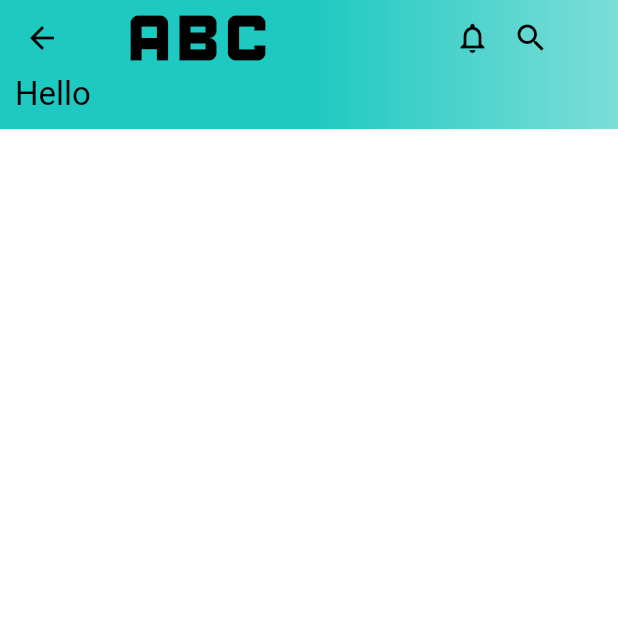
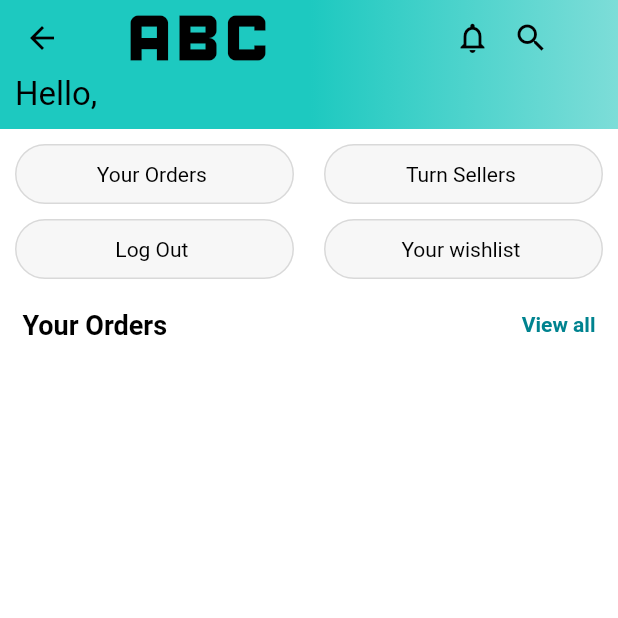
Before and after one commit to aditechdev/shopping_app, a Flutter app: the AccountScreen screen opened directly, on a phone screen of 412 x 824 dp, the top half of it. Run offline on Flutter 3.47's test engine with Material 2 defaults, Android fonts, the light colour scheme and no system bars; our stand-ins replace badges, shared_preferences; accounts and stored records are empty.

Commit message:
:sparkles: Your Orders UI done

```diff
--- a/lib/features/account/screen/account_screen.dart
+++ b/lib/features/account/screen/account_screen.dart
@@ -1,6 +1,8 @@
 import 'package:flutter/material.dart';
 import 'package:shopping_app/constants/global_variable.dart';
 import 'package:shopping_app/features/account/widget/below_app_bar.dart';
+import 'package:shopping_app/features/account/widget/orders.dart';
+import 'package:shopping_app/features/account/widget/top_buttons.dart';
 
 class AccountScreen extends StatelessWidget {
   const AccountScreen({Key? key}) : super(key: key);
@@ -52,12 +54,16 @@ class AccountScreen extends StatelessWidget {
         ),
       ),
       body: Column(
-        children: const [
+        children: [
           AppBarBelow(),
           SizedBox(
             height: 10,
           ),
-
+          TopButtons(),
+          SizedBox(
+            height: 20,
+          ),
+          Orders(),
         ],
       ),
     );
--- /dev/null
+++ b/lib/features/account/widget/account_button.dart
@@ -0,0 +1,42 @@
+import 'package:flutter/material.dart';
+
+class AccountButtons extends StatelessWidget {
+  final String btnText;
+  final VoidCallback onTap;
+  const AccountButtons({Key? key, required this.btnText, required this.onTap})
+      : super(key: key);
+
+  @override
+  Widget build(BuildContext context) {
+    return Expanded(
+      child: Container(
+        margin: const EdgeInsets.only(
+          left: 10,
+          right: 10,
+        ),
+        height: 40,
+        decoration: BoxDecoration(
+          border: Border.all(color: Colors.white, width: 0.0),
+          borderRadius: BorderRadius.circular(50),
+          color: Colors.white,
+        ),
+        child: OutlinedButton(
+          style: ElevatedButton.styleFrom(
+            primary: Colors.black.withOpacity(0.03),
+            shape: RoundedRectangleBorder(
+              borderRadius: BorderRadius.circular(50),
+            ),
+          ),
+          onPressed: onTap,
+          child: Text(
+            btnText,
+            style: const TextStyle(
+              color: Colors.black,
+              fontWeight: FontWeight.normal,
+            ),
+          ),
+        ),
+      ),
+    );
+  }
+}
--- a/lib/features/account/widget/below_app_bar.dart
+++ b/lib/features/account/widget/below_app_bar.dart
@@ -18,7 +18,7 @@ class AppBarBelow extends StatelessWidget {
         children: [
           RichText(
             text: TextSpan(
-              text: "Hello ",
+              text: "Hello, ",
               style: const TextStyle(
                 fontSize: 22,
                 color: Colors.black,
@@ -29,6 +29,7 @@ class AppBarBelow extends StatelessWidget {
                   style: const TextStyle(
                     fontSize: 22,
                     color: Colors.black,
+                    fontWeight: FontWeight.w600,
                   ),
                 ),
               ],
--- /dev/null
+++ b/lib/features/account/widget/orders.dart
@@ -0,0 +1,46 @@
+import 'package:flutter/material.dart';
+import 'package:shopping_app/constants/global_variable.dart';
+
+class Orders extends StatefulWidget {
+  Orders({Key? key}) : super(key: key);
+
+  @override
+  State<Orders> createState() => _OrdersState();
+}
+
+class _OrdersState extends State<Orders> {
+  @override
+  Widget build(BuildContext context) {
+    return Padding(
+      padding: const EdgeInsets.only(
+        left: 15,
+        right: 15,
+      ),
+      child: Column(
+        children: [
+          Row(
+            mainAxisAlignment: MainAxisAlignment.spaceBetween,
+            children: const [
+              Text(
+                "Your Orders",
+                style: TextStyle(
+                  fontSize: 18,
+                  color: Colors.black,
+                  fontWeight: FontWeight.w600,
+                ),
+              ),
+              Text(
+                "View all",
+                style: TextStyle(
+                  fontSize: 14,
+                  color: GlobalVariable.selectedNavBarColor,
+                  fontWeight: FontWeight.w600,
+                ),
+              ),
+            ],
+          )
+        ],
+      ),
+    );
+  }
+}
--- /dev/null
+++ b/lib/features/account/widget/top_buttons.dart
@@ -0,0 +1,46 @@
+import 'package:flutter/material.dart';
+import 'package:shopping_app/features/account/widget/account_button.dart';
+
+class TopButtons extends StatefulWidget {
+  const TopButtons({Key? key}) : super(key: key);
+
+  @override
+  State<TopButtons> createState() => _TopButtonsState();
+}
+
+class _TopButtonsState extends State<TopButtons> {
+  @override
+  Widget build(BuildContext context) {
+    return Column(
+      children: [
+        Row(
+          children: [
+            AccountButtons(
+              btnText: 'Your Orders ',
+              onTap: () {},
+            ),
+            AccountButtons(
+              btnText: 'Turn Sellers ',
+              onTap: () {},
+            ),
+          ],
+        ),
+       const  SizedBox(
+          height: 10,
+        ),
+        Row(
+          children: [
+            AccountButtons(
+              btnText: 'Log Out ',
+              onTap: () {},
+            ),
+            AccountButtons(
+              btnText: 'Your wishlist ',
+              onTap: () {},
+            ),
+          ],
+        ),
+      ],
+    );
+  }
+}
```
